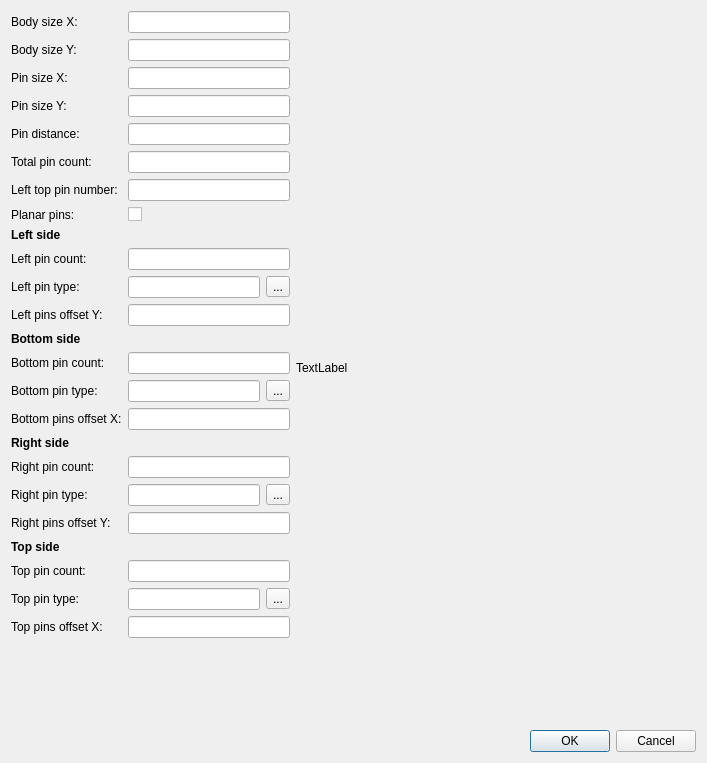
Qt form master/SdDMasterPartQuadSide.ui (usiksan/SaliCAD) before a commit.
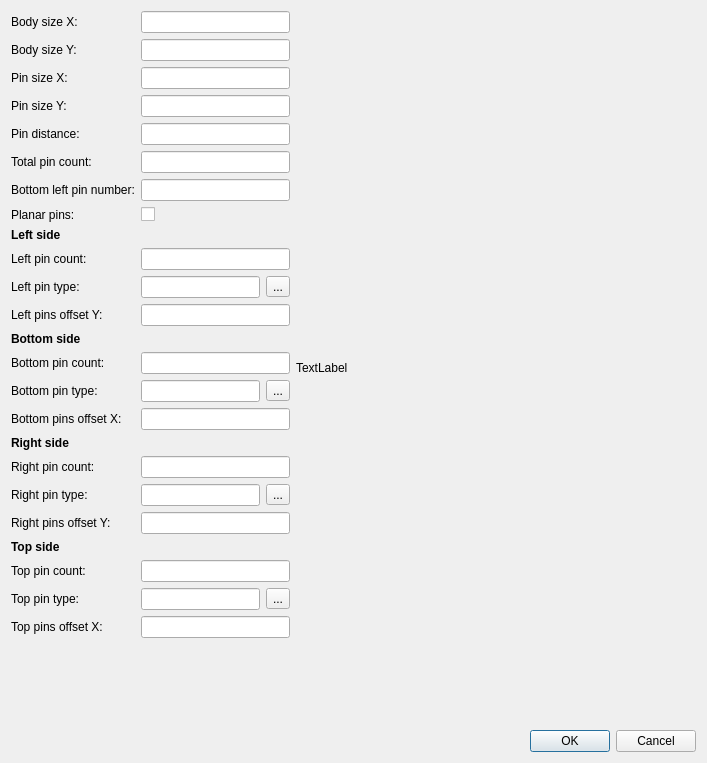
The same form after that commit.

Patch:
```diff
--- a/master/SdDMasterPartQuadSide.ui
+++ b/master/SdDMasterPartQuadSide.ui
@@ -81,7 +81,7 @@
        <item row="6" column="0">
         <widget class="QLabel" name="label_16">
          <property name="text">
-          <string>Left top pin number:</string>
+          <string>Bottom left pin number:</string>
          </property>
         </widget>
        </item>
```
Left out of the diff: 2 changed lines with no effect on the pictures.
